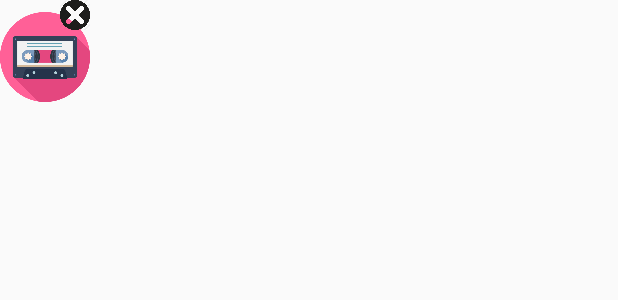
After one commit to DuyNguyenGit/PoCRemoteControl, an Android app: the layout layout_floating_window.xml on its own in the app's theme, with its tools: preview values and no code run, on a phone screen of 412 x 824 dp. The commit adds this screen. Shown: the top 300 px of the screen. Run offline under Robolectric (Android 15) with nearby library versions, the phone set to English and light mode, and no system bars.

Commit message:
implement floating window

```diff
--- a/app/src/main/java/com/samsung/android/poc/remotecontroller/datastore/KeyPrefConstKt.kt
+++ b/app/src/main/java/com/samsung/android/poc/remotecontroller/datastore/KeyPrefConstKt.kt
@@ -7,3 +7,4 @@ const val KEY_DEVICE_INFO = "tv_device_info"
 const val KEY_SERVICE = "rc_service"
 const val KEY_D2D_STATUS = "d2d_status"
 const val KEY_NUMPAD_SWITCH_STATUS = "numpad_switch_status"
+const val KEY_OPENED_PERMISSION_SETTING = "opened_permission_settings"
--- a/app/src/main/java/com/samsung/android/poc/remotecontroller/datastore/WidgetAction.kt
+++ b/app/src/main/java/com/samsung/android/poc/remotecontroller/datastore/WidgetAction.kt
@@ -2,3 +2,4 @@ package com.samsung.android.poc.remotecontroller.datastore
 
 
 const val TOGGLE_SWITCH_ACTION: String = "TOGGLE_SWITCH"
+const val OVERLAY_PERMISSION_ACTION: Int = 2020
--- /dev/null
+++ b/app/src/main/res/layout/layout_floating_window.xml
@@ -0,0 +1,55 @@
+<?xml version="1.0" encoding="utf-8"?>
+<FrameLayout
+    xmlns:android="http://schemas.android.com/apk/res/android"
+    xmlns:tools="http://schemas.android.com/tools"
+    android:paddingBottom="@dimen/_30sdp"
+    android:layout_width="match_parent"
+    android:layout_height="wrap_content">
+
+    <!--Root container-->
+    <RelativeLayout
+        android:id="@+id/root_container"
+        android:layout_width="match_parent"
+        android:layout_height="wrap_content"
+        tools:ignore="UselessParent">
+
+        <!--View while view is collapsed-->
+        <RelativeLayout
+            android:id="@+id/collapse_view"
+            android:layout_width="wrap_content"
+            android:visibility="visible"
+            android:layout_height="wrap_content"
+            android:orientation="vertical">
+
+            <!--Icon of floating widget -->
+            <ImageView
+                android:id="@+id/collapsed_iv"
+                android:layout_width="60dp"
+                android:layout_height="60dp"
+                android:layout_marginTop="8dp"
+                android:src="@drawable/ic_android_circle"
+                tools:ignore="ContentDescription"/>
+
+            <!--Close button-->
+            <ImageView
+                android:id="@+id/close_btn"
+                android:layout_width="20dp"
+                android:layout_height="20dp"
+                android:layout_marginLeft="40dp"
+                android:src="@drawable/ic_close"
+                tools:ignore="ContentDescription"/>
+        </RelativeLayout>
+
+        <!--View while view is expanded-->
+        <LinearLayout
+            android:id="@+id/expanded_container"
+            android:visibility="gone"
+            android:orientation="vertical"
+            android:layout_width="match_parent"
+            android:layout_height="wrap_content">
+
+            <include
+                layout="@layout/remote_control_widget" />
+        </LinearLayout>
+    </RelativeLayout>
+</FrameLayout>
--- a/app/src/main/res/layout/remote_control_widget.xml
+++ b/app/src/main/res/layout/remote_control_widget.xml
@@ -9,7 +9,6 @@
     <RelativeLayout
         android:layout_width="match_parent"
         android:layout_height="wrap_content"
-        android:background="@drawable/shape"
         android:paddingLeft="@dimen/_8sdp"
         android:paddingRight="@dimen/_8sdp">
 
@@ -299,7 +298,7 @@
         android:layout_height="wrap_content"
         android:background="@drawable/mobile_remote_btn_num_bg"
         android:visibility="gone"
-        tools:visibility="visible">
+        tools:visibility="gone">
 
         <GridLayout
             android:layout_width="match_parent"
--- a/app/src/main/res/values/colors.xml
+++ b/app/src/main/res/values/colors.xml
@@ -11,4 +11,5 @@
     <color name="FS_19_SUB_TITLE">#FF252525</color>
     <color name="FS_19_REMOTE_BUTTON_BG">#f2f2f2</color>
     <color name="text_color">#03AE3C</color>
+    <color name="rc_bg_color">#ED252525</color>
 </resources>
--- a/app/src/main/res/values/strings.xml
+++ b/app/src/main/res/values/strings.xml
@@ -3,4 +3,9 @@
     <string name="text_rc_vol_up">VOL UP</string>
     <string name="connect">Connect</string>
     <string name="empty_name">The TV\'s name is empty. Please enter the TV\'s name</string>
+    <string name="overlay_permission_not_allowed">Permission not allowed. Cannot connect to TV.</string>
+    <string name="title">Request Permission</string>
+    <string name="message">For drawing a floating window over top of other apps, please enable this permission in Setting.</string>
+    <string name="ok">Go to Setting</string>
+    <string name="cancel">Cancel</string>
 </resources>
```
Also changed, not shown: app/src/main/AndroidManifest.xml (+11 -4 lines), app/src/main/java/com/samsung/android/poc/remotecontroller/RCFloatingService.kt (added, +54 -0 lines), app/src/main/java/com/samsung/android/poc/remotecontroller/data/extensions/Extensions.kt (+57 -0 lines), app/src/main/java/com/samsung/android/poc/remotecontroller/datastore/DataStore.kt (+8 -0 lines), app/src/main/java/com/samsung/android/poc/remotecontroller/presentation/MainActivity.kt (+44 -8 lines), app/src/main/res/layout/layout_dialog_info.xml (added, +45 -0 lines), app/src/main/res/drawable/ic_android_circle.png (added), app/src/main/res/drawable/ic_close.png (added), app/src/main/res/drawable/mobile_remote_btn_4d_down_light.png (added), app/src/main/res/drawable/mobile_remote_btn_4d_left_light.png (added), app/src/main/res/drawable/mobile_remote_btn_4d_right_light.png (added), app/src/main/res/drawable/mobile_remote_btn_4d_up_light.png (added).
